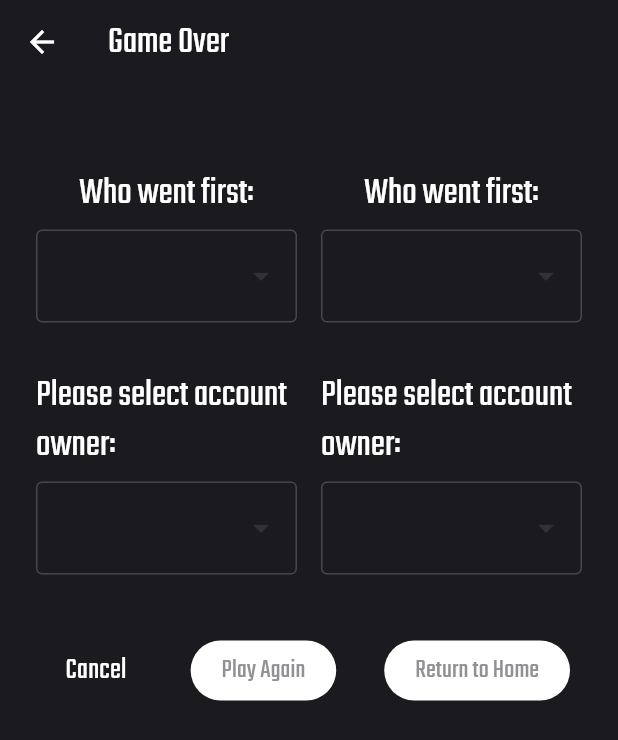
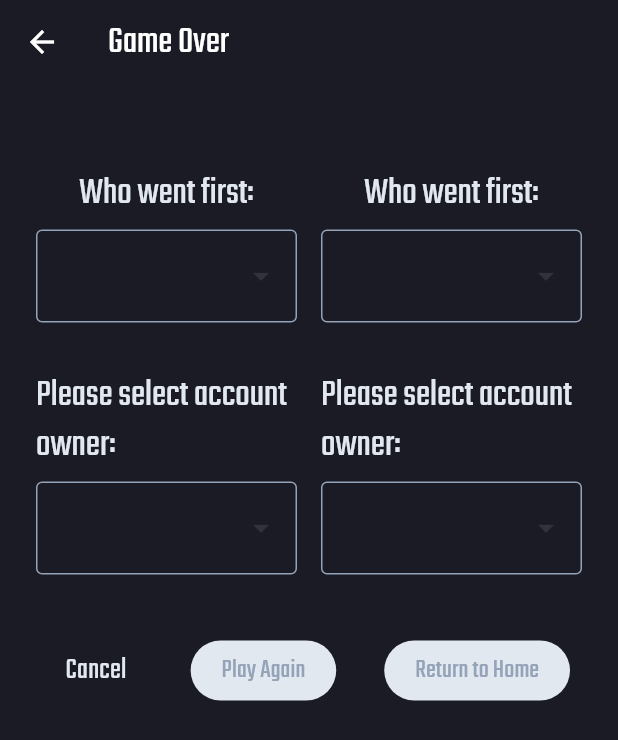
Before and after one commit to Jshewmaker/magic_yeti_v2, a Flutter app: the GameOverPage screen opened by its route, on a phone screen of 412 x 824 dp. Shown: the top 740 px of the screen. Run offline on Flutter 3.47's test engine with Material 3 defaults, Android fonts, the light colour scheme and no system bars; our stand-ins replace bloc, cloud_firestore, dotted_decoration, equatable, firebase_auth, firebase_core and 8 more; accounts and stored records are empty; generated files the repository leaves out were written again; network calls fail.

Commit message:
updated colors

```diff
--- a/lib/life_counter/view/game_over_page.dart
+++ b/lib/life_counter/view/game_over_page.dart
@@ -1,3 +1,4 @@
+import 'package:app_ui/app_ui.dart';
 import 'package:flutter/material.dart';
 import 'package:flutter_bloc/flutter_bloc.dart';
 import 'package:go_router/go_router.dart';
@@ -36,7 +37,7 @@ class _GameOverPageState extends State<GameOverPage> {
       ),
       body: Padding(
         padding: const EdgeInsets.all(16),
-        child: Column(
+        child: ScrollableColumn(
           children: [
             Row(
               children: [
--- a/packages/app_ui/lib/src/colors/app_colors.dart
+++ b/packages/app_ui/lib/src/colors/app_colors.dart
@@ -6,41 +6,41 @@ abstract class AppColors {
   static const Color black = Colors.black;
 
   /// White
-  static const Color white = Colors.white;
+  static const Color white = Color(0xFFE2E8F0);
 
-  /// Primary
-  static const Color primary = Color(0xFF1B1B1F);
+  /// Primary - Deep Navy Blue
+  static const Color primary = Color(0xFF1A1B25);
 
-  /// Secondary
-  static const Color secondary = Color(0xFF3C5BA9);
+  /// Secondary - Metallic Gold
+  static const Color secondary = Color(0xFFFFB938);
 
-  /// Tertiary
-  static const Color tertiary = Color(0xFFBA005B);
+  /// Tertiary - Muted Purple
+  static const Color tertiary = Color(0xFF6B4E71);
 
-  /// quaternary
-  static const Color quaternary = Color(0xFF2F4F4F);
+  /// quaternary - Lighter Background
+  static const Color quaternary = Color(0xFF282A36);
 
   /// Error
-  static const Color error = Color(0xFFBA1A1A);
+  static const Color error = Color(0xFFE53E3E);
 
-  /// Background
-  static const Color background = Color(0xFF1B1B1F);
+  /// Background - Deep Navy Blue
+  static const Color background = Color(0xFF1A1B25);
 
-  /// Surface
-  static const Color surface = Color(0xFFDFE2EB);
+  /// Surface - Slightly Lighter Navy
+  static const Color surface = Color(0xFF282A36);
 
-  /// neutral60
-  static const Color neutral60 = Color(0xFF919094);
+  /// neutral60 - Muted Gray
+  static const Color neutral60 = Color(0xFF94A3B8);
 
-  /// green
-  static const Color green = Color(0xFF048000);
+  /// green - Elegant Emerald
+  static const Color green = Color(0xFF34D399);
 
-  /// Color used to highlight the winner
-  static const Color winner = Color.fromARGB(255, 20, 117, 17);
+  /// Color used to highlight the winner - Elegant Emerald
+  static const Color winner = Color(0xFF34D399);
 
-  /// red
-  static const Color red = Color(0xFFD00000);
+  /// red - Rich Ruby
+  static const Color red = Color(0xFFDC2626);
 
-  /// On Surface Variant
-  static const Color onSurfaceVariant = Color(0xFF43474E);
+  /// On Surface Variant - Light Gray
+  static const Color onSurfaceVariant = Color(0xFF94A3B8);
 }
```
Also changed, not shown: lib/game/bloc/game_bloc.dart (+37 -13 lines), lib/home/home_page.dart (+41 -25 lines), packages/firebase_database_repository/lib/src/firebase_database_repository.dart (+10 -32 lines).
